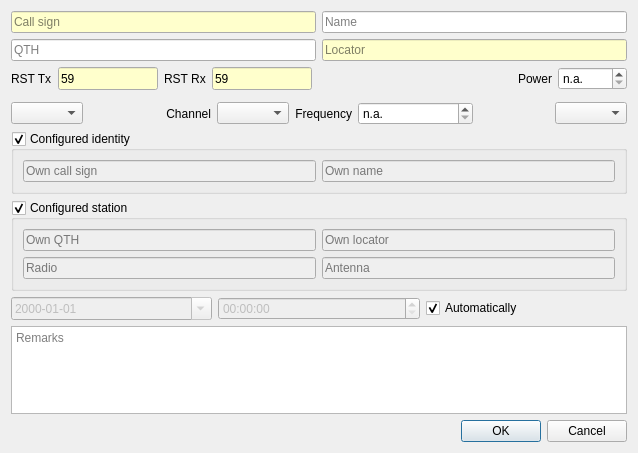
Qt form DragonLog_QSOForm.ui (gitandy/DragonLog) before a commit.
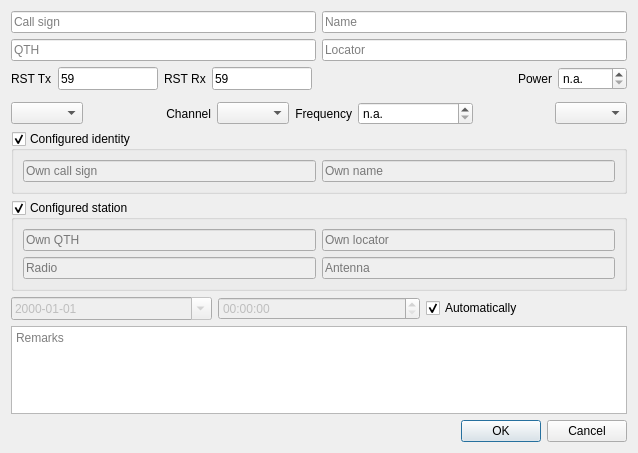
The same form after that commit.

Commit message: Added color indicator for own call and locator in QSO form and settings

Patch:
```diff
--- a/DragonLog_QSOForm.ui
+++ b/DragonLog_QSOForm.ui
@@ -20,33 +20,6 @@
       <layout class="QHBoxLayout" name="horizontalLayout_2">
        <item>
         <widget class="QLineEdit" name="callSignLineEdit">
-         <property name="palette">
-          <palette>
-           <active>
-            <colorrole role="Base">
-             <brush brushstyle="SolidPattern">
-              <color alpha="255">
-               <red>255</red>
-               <green>255</green>
-               <blue>204</blue>
-              </color>
-             </brush>
-            </colorrole>
-           </active>
-           <inactive>
-            <colorrole role="Base">
-             <brush brushstyle="SolidPattern">
-              <color alpha="255">
-               <red>255</red>
-               <green>255</green>
-               <blue>204</blue>
-              </color>
-             </brush>
-            </colorrole>
-           </inactive>
-           <disabled/>
-          </palette>
-         </property>
          <property name="placeholderText">
           <string>Call sign</string>
          </property>
@@ -72,33 +45,6 @@
        </item>
        <item>
         <widget class="QLineEdit" name="locatorLineEdit">
-         <property name="palette">
-          <palette>
-           <active>
-            <colorrole role="Base">
-             <brush brushstyle="SolidPattern">
-              <color alpha="255">
-               <red>255</red>
-               <green>255</green>
-               <blue>204</blue>
-              </color>
-             </brush>
-            </colorrole>
-           </active>
-           <inactive>
-            <colorrole role="Base">
-             <brush brushstyle="SolidPattern">
-              <color alpha="255">
-               <red>255</red>
-               <green>255</green>
-               <blue>204</blue>
-              </color>
-             </brush>
-            </colorrole>
-           </inactive>
-           <disabled/>
-          </palette>
-         </property>
          <property name="placeholderText">
           <string>Locator</string>
          </property>
@@ -131,33 +77,6 @@
              <height>16777215</height>
             </size>
            </property>
-           <property name="palette">
-            <palette>
-             <active>
-              <colorrole role="Base">
-               <brush brushstyle="SolidPattern">
-                <color alpha="255">
-                 <red>255</red>
-                 <green>255</green>
-                 <blue>204</blue>
-                </color>
-               </brush>
-              </colorrole>
-             </active>
-             <inactive>
-              <colorrole role="Base">
-               <brush brushstyle="SolidPattern">
-                <color alpha="255">
-                 <red>255</red>
-                 <green>255</green>
-                 <blue>204</blue>
-                </color>
-               </brush>
-              </colorrole>
-             </inactive>
-             <disabled/>
-            </palette>
-           </property>
            <property name="text">
             <string>59</string>
            </property>
@@ -187,33 +106,6 @@
              <height>16777215</height>
             </size>
            </property>
-           <property name="palette">
-            <palette>
-             <active>
-              <colorrole role="Base">
-               <brush brushstyle="SolidPattern">
-                <color alpha="255">
-                 <red>255</red>
-                 <green>255</green>
-                 <blue>204</blue>
-                </color>
-               </brush>
-              </colorrole>
-             </active>
-             <inactive>
-              <colorrole role="Base">
-               <brush brushstyle="SolidPattern">
-                <color alpha="255">
-                 <red>255</red>
-                 <green>255</green>
-                 <blue>204</blue>
-                </color>
-               </brush>
-              </colorrole>
-             </inactive>
-             <disabled/>
-            </palette>
-           </property>
            <property name="text">
             <string>59</string>
            </property>
```
Left out of the diff: 22 changed lines with no effect on the pictures. The commit also changes 4 other files.
